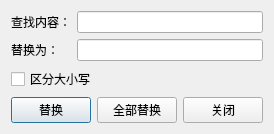
The window that replacedialog.ui (pxh52013145/texteditor) describes before a commit, drawn with Qt 5.
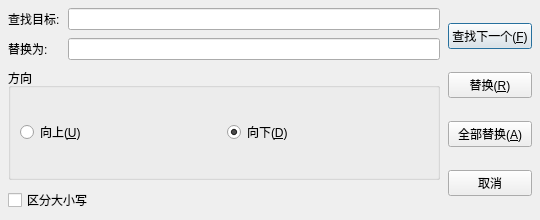
The same window after the commit.

Commit message: UI: 调整文件/编辑/格式/查看菜单；关于对话框样式与白字深色背景；状态栏显示length/lines/姓名；查找/替换对话框美化与按钮列布局；方向与大小写逻辑完善

```diff
--- a/replacedialog.ui
+++ b/replacedialog.ui
@@ -5,58 +5,131 @@
   <property name="windowTitle">
    <string>替换</string>
   </property>
-  <layout class="QVBoxLayout" name="verticalLayout">
-   <item>
-    <layout class="QFormLayout" name="formLayout">
+  <property name="minimumSize">
+   <size>
+    <width>540</width>
+    <height>220</height>
+   </size>
+  </property>
+  <layout class="QGridLayout" name="gridLayout">
+   <property name="spacing">
+    <number>8</number>
+   </property>
+   <property name="leftMargin">
+    <number>8</number>
+   </property>
+   <property name="topMargin">
+    <number>8</number>
+   </property>
+   <property name="rightMargin">
+    <number>8</number>
+   </property>
+   <property name="bottomMargin">
+    <number>8</number>
+   </property>
      <item row="0" column="0">
       <widget class="QLabel" name="labelFind">
        <property name="text">
-        <string>查找内容：</string>
+      <string>查找目标:</string>
        </property>
       </widget>
      </item>
      <item row="0" column="1">
-      <widget class="QLineEdit" name="editFind"/>
+    <widget class="QLineEdit" name="editFind">
+     <property name="minimumWidth">
+      <number>280</number>
+     </property>
+    </widget>
      </item>
      <item row="1" column="0">
       <widget class="QLabel" name="labelReplace">
        <property name="text">
-        <string>替换为：</string>
+      <string>替换为:</string>
        </property>
       </widget>
      </item>
      <item row="1" column="1">
-      <widget class="QLineEdit" name="editReplace"/>
-     </item>
-    </layout>
+    <widget class="QLineEdit" name="editReplace">
+     <property name="minimumWidth">
+      <number>280</number>
+     </property>
+    </widget>
+   </item>
+   <item row="2" column="0" colspan="2">
+    <widget class="QGroupBox" name="groupDirection">
+     <property name="title">
+      <string>方向</string>
+     </property>
+     <layout class="QHBoxLayout" name="dirLayout">
+      <item>
+       <widget class="QRadioButton" name="radioUp">
+        <property name="text">
+         <string>向上(&amp;U)</string>
+        </property>
+       </widget>
+      </item>
+      <item>
+       <widget class="QRadioButton" name="radioDown">
+        <property name="text">
+         <string>向下(&amp;D)</string>
+        </property>
+        <property name="checked">
+         <bool>true</bool>
+        </property>
+       </widget>
+      </item>
+     </layout>
+    </widget>
    </item>
-   <item>
+   <item row="3" column="0" colspan="2">
     <widget class="QCheckBox" name="chkCase">
      <property name="text">
       <string>区分大小写</string>
      </property>
     </widget>
    </item>
+   <item row="0" column="2" rowspan="4">
+    <layout class="QVBoxLayout" name="rightColumn">
+     <property name="spacing">
+      <number>8</number>
+     </property>
    <item>
-    <layout class="QHBoxLayout" name="horizontalLayout">
+      <widget class="QPushButton" name="btnFindNext">
+       <property name="text">
+        <string>查找下一个(&amp;F)</string>
+       </property>
+       <property name="minimumWidth">
+        <number>120</number>
+       </property>
+      </widget>
+     </item>
      <item>
       <widget class="QPushButton" name="btnReplace">
        <property name="text">
-        <string>替换</string>
+        <string>替换(&amp;R)</string>
+       </property>
+       <property name="minimumWidth">
+        <number>120</number>
        </property>
       </widget>
      </item>
      <item>
       <widget class="QPushButton" name="btnReplaceAll">
        <property name="text">
-        <string>全部替换</string>
+        <string>全部替换(&amp;A)</string>
+       </property>
+       <property name="minimumWidth">
+        <number>120</number>
        </property>
       </widget>
      </item>
      <item>
       <widget class="QPushButton" name="btnClose">
        <property name="text">
-        <string>关闭</string>
+        <string>取消</string>
+       </property>
+       <property name="minimumWidth">
+        <number>120</number>
        </property>
       </widget>
      </item>
```
Lines whose indentation alone changed are shown as unchanged. The commit also changes 38 other files.
